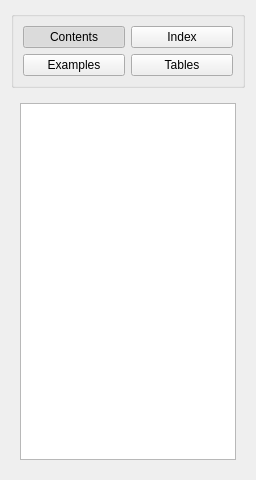
The window that src/shared/docbookviewer/sidepanel.ui (victor-yacovlev/kumir2) describes before a commit, drawn with Qt 5.
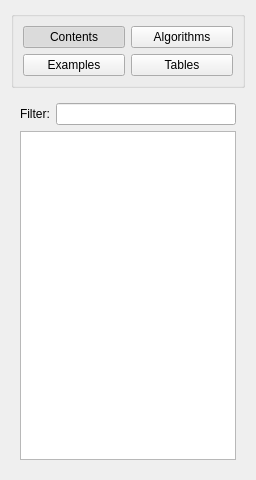
The same window after the commit. The open tabs and pages were chosen to show the change.

Commit message: DocBookViewer: implemented List of Algorithms

```diff
--- a/src/shared/docbookviewer/sidepanel.ui
+++ b/src/shared/docbookviewer/sidepanel.ui
@@ -19,7 +19,7 @@
   <property name="windowTitle">
    <string>Form</string>
   </property>
-  <layout class="QVBoxLayout" name="verticalLayout">
+  <layout class="QVBoxLayout" name="verticalLayout_4">
    <item>
     <widget class="QGroupBox" name="groupBox">
      <property name="title">
@@ -42,7 +42,7 @@
       <item row="0" column="1">
        <widget class="QPushButton" name="index">
         <property name="text">
-         <string>Index</string>
+         <string>Algorithms</string>
         </property>
         <property name="checkable">
          <bool>true</bool>
@@ -112,7 +112,24 @@
       </layout>
      </widget>
      <widget class="QWidget" name="pageExamples">
-      <layout class="QVBoxLayout" name="verticalLayout_4">
+      <layout class="QVBoxLayout" name="verticalLayout">
+       <item>
+        <layout class="QHBoxLayout" name="horizontalLayout_3">
+         <item>
+          <widget class="QLabel" name="label_3">
+           <property name="text">
+            <string>Filter:</string>
+           </property>
+           <property name="buddy">
+            <cstring>searchExamples</cstring>
+           </property>
+          </widget>
+         </item>
+         <item>
+          <widget class="QLineEdit" name="searchExamples"/>
+         </item>
+        </layout>
+       </item>
        <item>
         <widget class="QTreeWidget" name="examplesNavigator">
          <property name="headerHidden">
```
Left out of the diff: 56 changed lines with no effect on the pictures. The commit also changes 11 other files.
